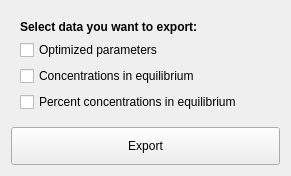
Above: src/main/python/pyes/ui/PyES_dataExport.ui from PyES-software/PyES before the change. Below: the same form after it.
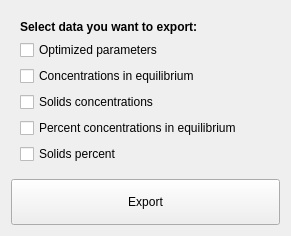
That is the form after the change. Icons and pictures are not drawn.

What changed in the file:
```diff
--- a/src/main/python/pyes/ui/PyES_dataExport.ui
+++ b/src/main/python/pyes/ui/PyES_dataExport.ui
@@ -7,7 +7,7 @@
     <x>0</x>
     <y>0</y>
     <width>291</width>
-    <height>176</height>
+    <height>236</height>
    </rect>
   </property>
   <property name="sizePolicy">
@@ -83,6 +83,13 @@
         </property>
        </widget>
       </item>
+      <item>
+       <widget class="QCheckBox" name="solids_concentration_check">
+        <property name="text">
+         <string>Solids concentrations</string>
+        </property>
+       </widget>
+      </item>
       <item>
        <widget class="QCheckBox" name="percent_check">
         <property name="sizePolicy">
@@ -96,6 +103,13 @@
         </property>
        </widget>
       </item>
+      <item>
+       <widget class="QCheckBox" name="solids_percent_check">
+        <property name="text">
+         <string>Solids percent</string>
+        </property>
+       </widget>
+      </item>
      </layout>
     </widget>
    </item>
```
